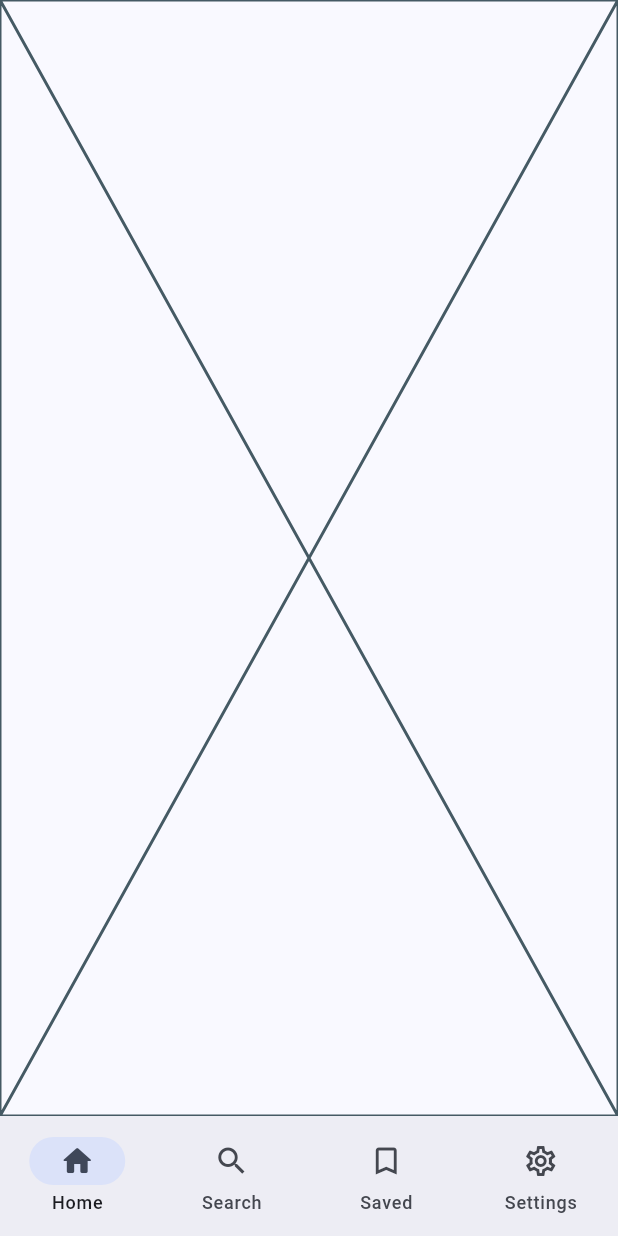
After one commit to segun-aiyepeks/NewzTable, a Flutter app: the HomeScreen screen opened directly, on a phone screen of 412 x 824 dp. The commit adds this screen. Run offline on Flutter 3.47's test engine with Material 3 defaults, Android fonts, the phone set to English and light mode, and no system bars; our stand-ins replace cached_network_image, dio, shared_preferences, shimmer; accounts and stored records are empty; network calls fail.

Commit message:
added HomeScreen shell with bottom navigation

```diff
--- /dev/null
+++ b/mobile/lib/view/bookmarks/bookmarks_screen.dart
@@ -0,0 +1,10 @@
+import 'package:flutter/material.dart';
+
+class BookmarksScreen extends StatelessWidget {
+  const BookmarksScreen({super.key});
+
+  @override
+  Widget build(BuildContext context) {
+    return const Placeholder();
+  }
+}
--- /dev/null
+++ b/mobile/lib/view/feed/feed_screen.dart
@@ -0,0 +1,10 @@
+import 'package:flutter/material.dart';
+
+class FeedScreen extends StatelessWidget {
+  const FeedScreen({super.key});
+
+  @override
+  Widget build(BuildContext context) {
+    return const Placeholder();
+  }
+}
--- a/mobile/lib/view/home/home_screen.dart
+++ b/mobile/lib/view/home/home_screen.dart
@@ -1,10 +1,78 @@
+import 'package:flutter/material.dart';
 import 'package:flutter/widgets.dart';
+import 'package:newztable/view/bookmarks/bookmarks_screen.dart';
+import 'package:newztable/view/feed/feed_screen.dart';
+import 'package:newztable/view/search/search_screen.dart';
+import 'package:newztable/view/settings/settings_screen.dart';
+import 'package:newztable/viewmodel/bookmark_view_model.dart';
+import 'package:newztable/viewmodel/feed_view_model.dart';
+import 'package:provider/provider.dart';
 
-class HomeScreen extends StatelessWidget {
+class HomeScreen extends StatefulWidget {
   const HomeScreen({super.key});
 
   @override
+  State<HomeScreen> createState() => _HomeScreenState();
+}
+
+class _HomeScreenState extends State<HomeScreen> {
+  int _currentIndex = 0;
+
+  final List<Widget> _screens = const [
+    FeedScreen(),
+    SearchScreen(),
+    BookmarksScreen(),
+    SettingsScreen()
+  ];
+
+  @override
+  void initState() {
+    super.initState();
+    WidgetsBinding.instance.addPostFrameCallback((_){
+      context.read<FeedViewModel>().fetchFeed();
+      context.read<BookmarkViewModel>().fetchBookmarks();
+    });
+  }
+
+  @override
   Widget build(BuildContext context) {
-    return const Placeholder();
+    final colorScheme = Theme.of(context).colorScheme;
+
+    return Scaffold(
+      body: IndexedStack(
+        index: _currentIndex,
+        children: _screens,
+      ),
+      bottomNavigationBar: NavigationBar(
+        selectedIndex: _currentIndex,
+        onDestinationSelected: (index) {
+          setState(() {
+            _currentIndex = index;
+          });
+        },
+        destinations:[
+          NavigationDestination(
+            icon: Icon(Icons.home_outlined),
+            selectedIcon: Icon(Icons.home_rounded),
+            label: 'Home'
+          ),
+          NavigationDestination(
+            icon: Icon(Icons.search_outlined),
+            selectedIcon: Icon(Icons.search_rounded),
+            label: 'Search'
+          ),
+          NavigationDestination(
+            icon: Icon(Icons.bookmark_outline),
+            selectedIcon: Icon(Icons.bookmark_rounded),
+            label: 'Saved'
+          ),
+          NavigationDestination(
+            icon: Icon(Icons.settings_outlined),
+            selectedIcon: Icon(Icons.settings_rounded),
+            label: 'Settings'
+          )
+        ]
+      ),
+    );
   }
 }
--- /dev/null
+++ b/mobile/lib/view/search/search_screen.dart
@@ -0,0 +1,10 @@
+import 'package:flutter/material.dart';
+
+class SearchScreen extends StatelessWidget {
+  const SearchScreen({super.key});
+
+  @override
+  Widget build(BuildContext context) {
+    return const Placeholder();
+  }
+}
--- /dev/null
+++ b/mobile/lib/view/settings/settings_screen.dart
@@ -0,0 +1,10 @@
+import 'package:flutter/material.dart';
+
+class SettingsScreen extends StatelessWidget {
+  const SettingsScreen({super.key});
+
+  @override
+  Widget build(BuildContext context) {
+    return const Placeholder();
+  }
+}
```
